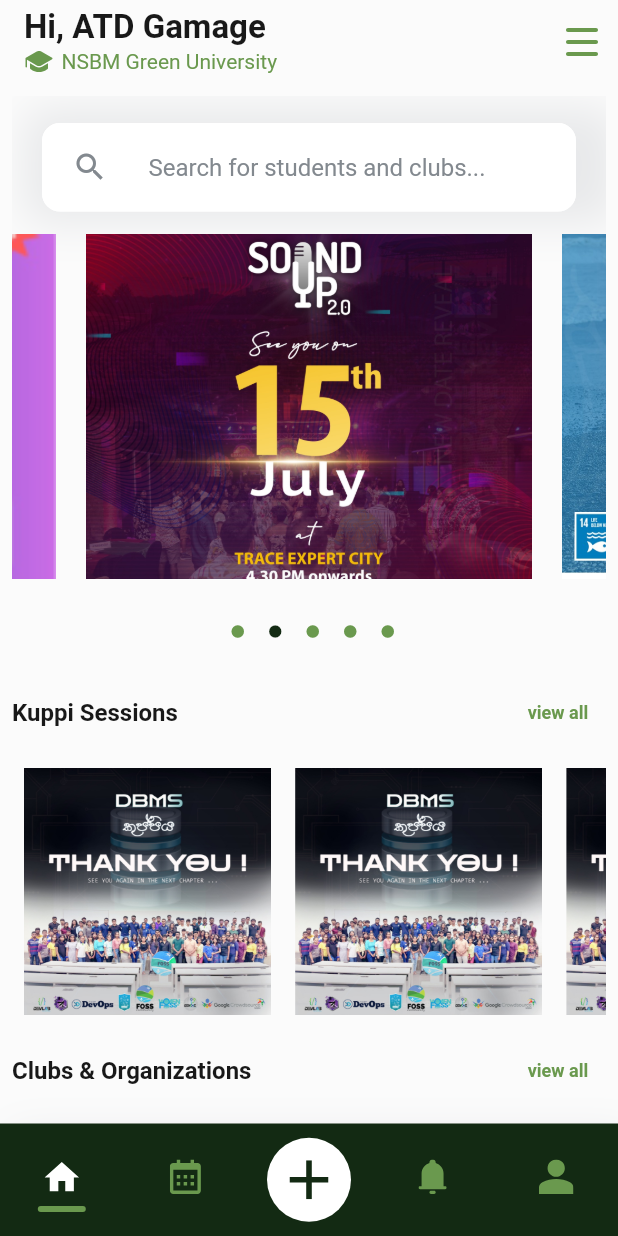
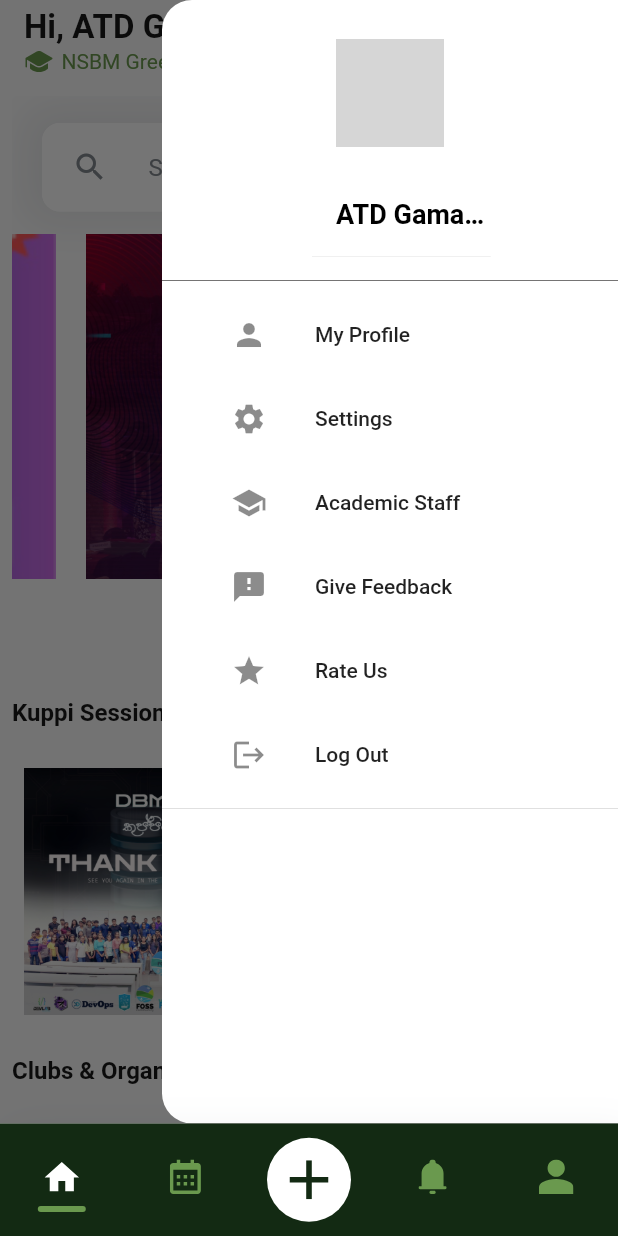
Before and after one commit to Chamith-Dilshan/ScholarSync_MobileApp, a Flutter app: the screen it shows once a user with an empty profile is signed in, with the side drawer open (before the commit the screen has no drawer), on a phone screen of 412 x 824 dp. Run offline on Flutter 3.47's test engine with Material 2 defaults, Android fonts, the phone set to English and light mode, and no system bars; drawn by our look-alikes of calendar_view; our stand-ins replace cloud_firestore, expandable_text, firebase_auth, firebase_core, firebase_storage, flutter_riverpod and 2 more; accounts and stored records are empty; grey boxes are pictures that could not be loaded.

Commit message:
add sidebar for pages

```diff
--- a/lib/common/sidebar.dart
+++ b/lib/common/sidebar.dart
@@ -5,15 +5,15 @@ import 'package:scholarsync/features/view/academic_staff_page.dart';
 import 'package:scholarsync/features/view/give_feedback.dart';
 import 'package:scholarsync/features/view/login_page.dart';
 
-class Sidebaryy extends StatefulWidget {
-  const Sidebaryy({Key? key}) : super(key: key);
+class Sidebar extends StatefulWidget {
+  const Sidebar({Key? key}) : super(key: key);
 
 
   @override
-  State<Sidebaryy> createState() => _SidebaryyState();
+  State<Sidebar> createState() => _SidebarState();
 }
 
-class _SidebaryyState extends State<Sidebaryy> {
+class _SidebarState extends State<Sidebar> {
 
   @override
   Widget build(BuildContext context) {
--- a/lib/features/view/academic_staff_page.dart
+++ b/lib/features/view/academic_staff_page.dart
@@ -1,4 +1,5 @@
 import 'package:flutter/material.dart';
+import 'package:scholarsync/common/sidebar.dart';
 import 'package:scholarsync/constants/icon_constants.dart';
 import 'package:scholarsync/constants/ui_constants.dart';
 import 'package:scholarsync/features/widgets/academic_staff_page_tab.dart';
@@ -31,6 +32,7 @@ class _AcademicStaffPageState extends State<AcademicStaffPage>
   @override
   Widget build(BuildContext context) {
     return Scaffold(
+      endDrawer:  const Sidebar(),
       appBar: UIConstants.appBar(
         title: 'Academic Staff',
         fontSize: 22,
--- a/lib/features/view/give_feedback.dart
+++ b/lib/features/view/give_feedback.dart
@@ -1,4 +1,5 @@
 import 'package:flutter/material.dart';
+import 'package:scholarsync/common/sidebar.dart';
 // import 'package:scholarsync/common/nav_bar.dart';
 import '../../theme/palette.dart';
 
@@ -19,6 +20,7 @@ class FeedbackFormState extends State<FeedbackForm> {
   Widget build(BuildContext context) {
     return Scaffold(
       backgroundColor: PaletteLightMode.backgroundColor,
+      endDrawer:  const Sidebar(),
       appBar: AppBar(
         title: const Text(
           'Give Feedback',
--- a/lib/features/view/home_page.dart
+++ b/lib/features/view/home_page.dart
@@ -1,6 +1,7 @@
 import 'package:flutter/material.dart';
 import 'package:flutter_svg/svg.dart';
 import 'package:scholarsync/common/search_bar.dart';
+import 'package:scholarsync/common/sidebar.dart';
 import 'package:scholarsync/constants/icon_constants.dart';
 import 'package:scholarsync/constants/image_constants.dart';
 import '../../common/text_container.dart';
@@ -26,6 +27,7 @@ class _HomePageState extends State<HomePage> {
   @override
   Widget build(BuildContext context) {
     return Scaffold(
+      endDrawer:  const Sidebar(),
       appBar:AppBar(
         title: Column(
           crossAxisAlignment: CrossAxisAlignment.start,
--- a/lib/features/view/settings_page.dart
+++ b/lib/features/view/settings_page.dart
@@ -1,5 +1,6 @@
 import 'package:flutter/material.dart';
 import 'package:scholarsync/common/nav_bar.dart';
+import 'package:scholarsync/common/sidebar.dart';
 import 'package:scholarsync/constants/icon_constants.dart';
 import 'package:scholarsync/features/view/login_page.dart';
 import 'package:scholarsync/theme/palette.dart';
@@ -14,6 +15,7 @@ const SettingsPage({Key? key}) : super(key: key);
 @override
   Widget build(BuildContext context) {
     return Scaffold(
+      endDrawer:  const Sidebar(),
       appBar: UIConstants.appBar(
         title: 'Settings',
         fontSize: 22,
```
